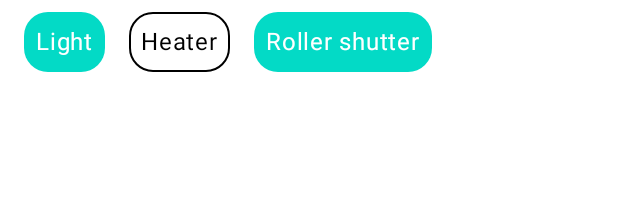
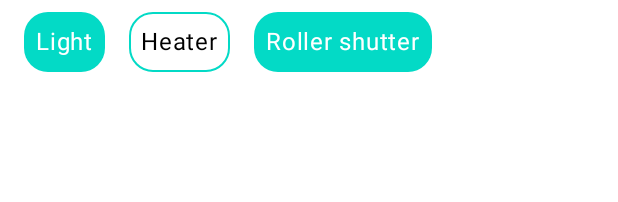
Before and after one commit to IShikakov/Smart-home-devices, an Android app built with Jetpack Compose: the @Preview function PreviewFilterChips, on a phone screen of 412 x 824 dp. Shown: the top 202 px of the screen. Run offline under Robolectric (Android 15) with nearby library versions, the phone set to English and light mode, and no system bars.

Commit message:
Improve application colors palette

```diff
--- a/app/src/main/java/com/noveogroup/modulotech/ui/devices/list/DevicesListScreen.kt
+++ b/app/src/main/java/com/noveogroup/modulotech/ui/devices/list/DevicesListScreen.kt
@@ -154,7 +154,7 @@ private fun FilterChip(filter: DevicesFilter, filterClicked: (DevicesFilter) ->
         border = if (filter.isSelected) {
             null
         } else {
-            BorderStroke(borderStroke, MaterialTheme.colors.onSurface)
+            BorderStroke(borderStroke, MaterialTheme.colors.secondary)
         },
     ) {
         Text(
--- a/app/src/main/res/values-night/themes.xml
+++ b/app/src/main/res/values-night/themes.xml
@@ -1,10 +1,9 @@
 <resources>
-
     <style name="Theme.ModuloTech" parent="Theme.MaterialComponents.DayNight.DarkActionBar">
         <item name="colorPrimary">@color/purple_200</item>
         <item name="colorPrimaryVariant">@color/purple_700</item>
-        <item name="colorSecondary">@color/teal_200</item>
-        <item name="colorSecondaryVariant">@color/teal_200</item>
+        <item name="colorSecondary">@color/purple_200</item>
+        <item name="colorSecondaryVariant">@color/purple_200</item>
         <item name="background">@color/dark_gray</item>
         <item name="colorSurface">@color/dark_gray</item>
         <item name="colorError">@color/light_red</item>
--- a/app/src/main/res/values/colors.xml
+++ b/app/src/main/res/values/colors.xml
@@ -3,8 +3,6 @@
     <color name="purple_200">#FFBB86FC</color>
     <color name="purple_500">#FF6200EE</color>
     <color name="purple_700">#FF3700B3</color>
-    <color name="teal_200">#FF03DAC6</color>
-    <color name="teal_900">#FF018786</color>
     <color name="dark_gray">#FF121212</color>
     <color name="light_red">#FFFC6679</color>
     <color name="dark_red">#FFB00020</color>
--- a/app/src/main/res/values/themes.xml
+++ b/app/src/main/res/values/themes.xml
@@ -2,8 +2,8 @@
     <style name="Theme.ModuloTech" parent="Theme.MaterialComponents.DayNight.DarkActionBar">
         <item name="colorPrimary">@color/purple_500</item>
         <item name="colorPrimaryVariant">@color/purple_700</item>
-        <item name="colorSecondary">@color/teal_200</item>
-        <item name="colorSecondaryVariant">@color/teal_900</item>
+        <item name="colorSecondary">@color/purple_500</item>
+        <item name="colorSecondaryVariant">@color/purple_500</item>
         <item name="background">@color/white</item>
         <item name="colorSurface">@color/white</item>
         <item name="colorError">@color/dark_red</item>
```
Also changed, not shown: app/src/main/java/com/noveogroup/modulotech/ui/theme/Color.kt (+4 -6 lines).
